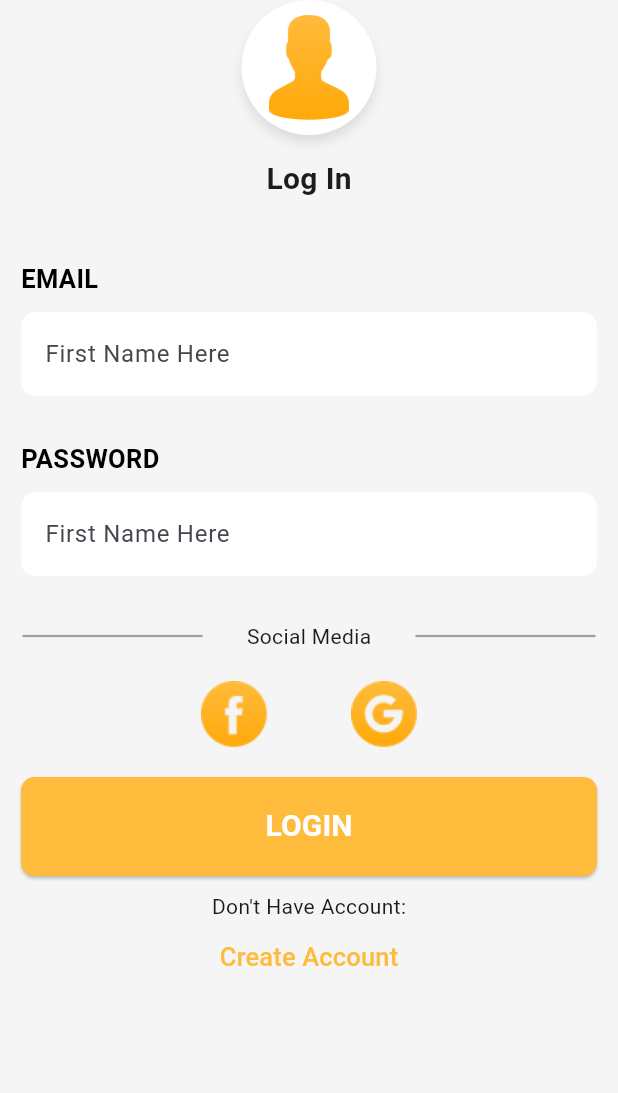
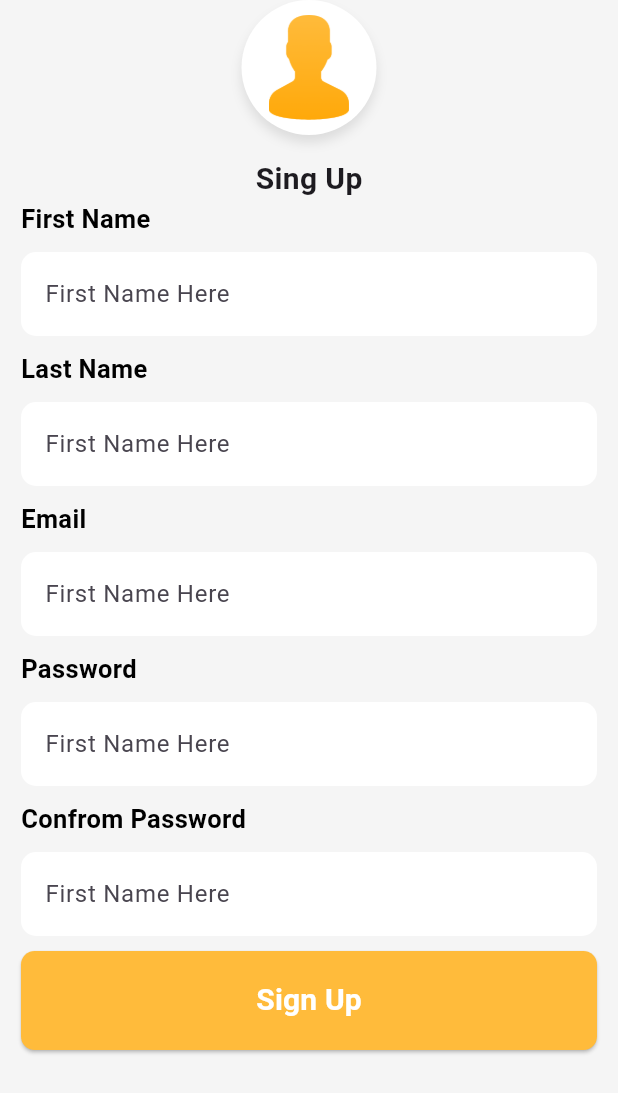
Before and after one commit to Mohammed-ElSherif/Movie-App, a Flutter app: the screen it shows after launch, after a tap on "Create Account", on a phone screen of 412 x 824 dp. Shown: the top 1093 px of the screen. Run offline on Flutter 3.47's test engine with Material 3 defaults, Android fonts, the phone set to English and light mode, and no system bars.

Commit message:
Create Sing Up Screen (done)

```diff
--- a/lib/features/auth/screens/login_screen.dart
+++ b/lib/features/auth/screens/login_screen.dart
@@ -1,5 +1,11 @@
 import 'package:flutter/material.dart';
 import 'package:movieapp/core/color.dart';
+import 'package:movieapp/features/auth/screens/signup_secreen.dart';
+
+import 'widgets/custom_button.dart';
+import 'widgets/custom_input_user.dart';
+import 'widgets/custom_social_media_buttons.dart';
+import 'widgets/custom_user_auth.dart';
 
 class LoginScreen extends StatelessWidget {
   const LoginScreen({super.key});
@@ -13,13 +19,14 @@ class LoginScreen extends StatelessWidget {
           height: double.infinity,
           child: Padding(
             padding: const EdgeInsets.symmetric(horizontal: 14),
+            child: SingleChildScrollView(
               child: Column(
                 children: [
-                CustomUserAuth(),
-                SizedBox(
+                  const CustomUserAuth(textName: "Log In",),
+                  const SizedBox(
                     height: 40,
                   ),
-                Form(
+                  const Form(
                       child: Column(
                     children: [
                       CustomInputUser(
@@ -33,22 +40,28 @@ class LoginScreen extends StatelessWidget {
                       ),
                     ],
                   )),
-                SizedBox(
+                  const SizedBox(
                     height: 30,
                   ),
-                CustomSocialMediaButtons(),
-                SizedBox(
+                  const CustomSocialMediaButtons(),
+                  const SizedBox(
                     height: 20,
                   ),
-                CustomButton(
+                  const CustomButton(
                     inputName: "LOGIN",
                   ),
-                SizedBox(
+                  const SizedBox(
                     height: 10,
                   ),
-                Text("Don't Have Account:"),
+                  const Text("Don't Have Account:"),
                   TextButton(
-                  onPressed: () {},
+                    onPressed: () {
+                      Navigator.of(context).push(
+                        MaterialPageRoute(
+                          builder: (context) => const SignupSecreen(),
+                        ),
+                      );
+                    },
                     child: Text(
                       "Create Account",
                       style: TextStyle(color: MColor.mainColor, fontSize: 17),
@@ -59,157 +72,7 @@ class LoginScreen extends StatelessWidget {
             ),
           ),
         ),
-    );
-  }
-}
-
-class CustomInputUser extends StatelessWidget {
-  const CustomInputUser({
-    super.key,
-    required this.inputName,
-  });
-  final String inputName;
-  @override
-  Widget build(BuildContext context) {
-    return SizedBox(
-      height: 90,
-      width: double.infinity,
-      child: Column(
-        mainAxisAlignment: MainAxisAlignment.spaceBetween,
-        crossAxisAlignment: CrossAxisAlignment.start,
-        children: [
-          Text(
-            inputName,
-            style: TextStyle(
-              color: Colors.black,
-              fontSize: 17,
-              fontWeight: FontWeight.bold,
-            ),
-          ),
-          TextFormField(
-            decoration: InputDecoration(
-              hintText: "First Name Here",
-              fillColor: Colors.white,
-              filled: true,
-              border: OutlineInputBorder(
-                  borderSide: BorderSide.none,
-                  borderRadius: BorderRadius.circular(10)),
-            ),
-          ),
-        ],
       ),
     );
   }
 }
-
-class CustomUserAuth extends StatelessWidget {
-  const CustomUserAuth({
-    super.key,
-  });
-  @override
-  Widget build(BuildContext context) {
-    return Column(
-      children: [
-        Container(
-          decoration: BoxDecoration(
-              borderRadius: BorderRadius.circular(100),
-              boxShadow: [
-                BoxShadow(
-                    color: Colors.black26.withOpacity(0.1),
-                    blurRadius: 6,
-                    offset: Offset(0, 5)),
-              ]),
-          child: CircleAvatar(
-              backgroundColor: Colors.white,
-              radius: 45,
-              child: Image.asset(
-                "assets/profile/user-2.png",
-                height: 70,
-                width: 60,
-              )),
-        ),
-        const SizedBox(
-          height: 15,
-        ),
-        const Text("Log In",style: TextStyle(fontSize: 20,fontWeight: FontWeight.bold),),
-      ],
-    );
-  }
-}
-
-class CustomButton extends StatelessWidget {
-  const CustomButton({super.key, required this.inputName});
-  final String inputName;
-  @override
-  Widget build(BuildContext context) {
-    return Container(
-      height: 66,
-      width: 384,
-      child: ElevatedButton(
-        style: ElevatedButton.styleFrom(
-          backgroundColor: MColor.mainColor,
-          shape: RoundedRectangleBorder(borderRadius: BorderRadius.circular(9)),
-        ),
-        onPressed: () {},
-        child: Text(
-          inputName,
-          style: TextStyle(
-              color: Colors.white, fontSize: 20, fontWeight: FontWeight.bold),
-        ),
-      ),
-    );
-  }
-}
-
-//
-
-class CustomSocialMediaButtons extends StatelessWidget {
-  const CustomSocialMediaButtons({super.key});
-
-  @override
-  Widget build(BuildContext context) {
-    return Column(
-      children: [
-        Row(
-          mainAxisAlignment: MainAxisAlignment.spaceBetween,
-          children: [
-            SizedBox(
-              height: 10.0,
-              child: Center(
-                child: Container(
-                  height: 1.5,
-                  margin: EdgeInsetsDirectional.only(start: 1.0, end: 1.0),
-                  color: Colors.grey,
-                  width: 120,
-                ),
-              ),
-            ),
-            Text("Social Media"),
-            SizedBox(
-              height: 10.0,
-              child: Center(
-                child: Container(
-                  height: 1.5,
-                  margin: EdgeInsetsDirectional.only(start: 1.0, end: 1.0),
-                  color: Colors.grey,
-                  width: 120,
-                ),
-              ),
-            ),
-          ],
-        ),
-        SizedBox(height: 20,),
-        Padding(
-          padding: const EdgeInsets.symmetric(horizontal: 120),
-          child: Row(
-             mainAxisAlignment: MainAxisAlignment.spaceBetween,
-            children: [
-             Image.asset("assets/logo/Facebook.png",),
-              Image.asset("assets/logo/Google.png"),
-            ],
-          ),
-        ),
-      ],
-    );
-  }
-}
--- /dev/null
+++ b/lib/features/auth/screens/signup_secreen.dart
@@ -0,0 +1,67 @@
+import 'package:flutter/material.dart';
+import 'package:movieapp/features/auth/screens/widgets/custom_button.dart';
+import 'package:movieapp/features/auth/screens/widgets/custom_user_auth.dart';
+
+import 'widgets/custom_input_user.dart';
+
+class SignupSecreen extends StatelessWidget {
+  const SignupSecreen({super.key});
+
+  @override
+  Widget build(BuildContext context) {
+    return const Scaffold(
+
+      body: SafeArea(
+        child: SizedBox(
+          width: double.infinity,
+          height: double.infinity,
+          child: Padding(
+            padding: EdgeInsets.symmetric(horizontal: 14),
+            child: SingleChildScrollView(
+              child: Column(children: [
+                CustomUserAuth(
+                  textName: "Sing Up",
+                ),
+                Form(
+                  child: Column(children: [
+                    CustomInputUser(
+                      inputName: "First Name",
+                    ),
+                    SizedBox(
+                      height: 10,
+                    ),
+                     CustomInputUser(
+                      inputName: "Last Name",
+                    ),
+                    SizedBox(
+                      height: 10,
+                    ),
+                     CustomInputUser(
+                      inputName: "Email",
+                    ),
+                    SizedBox(
+                      height: 10,
+                    ),
+                     CustomInputUser(
+                      inputName: "Password",
+                    ),
+                    SizedBox(
+                      height: 10,
+                    ),
+                     CustomInputUser(
+                      inputName: "Confrom Password",
+                    ),
+                    SizedBox(
+                      height: 10,
+                    ),
+                    CustomButton(inputName: "Sign Up")
+                  ]),
+                ),
+              ]),
+            ),
+          ),
+        ),
+      ),
+    );
+  }
+}
--- /dev/null
+++ b/lib/features/auth/screens/widgets/custom_button.dart
@@ -0,0 +1,26 @@
+import 'package:flutter/material.dart';
+import 'package:movieapp/core/color.dart';
+
+class CustomButton extends StatelessWidget {
+  const CustomButton({super.key, required this.inputName});
+  final String inputName;
+  @override
+  Widget build(BuildContext context) {
+    return Container(
+      height: 66,
+      width: 384,
+      child: ElevatedButton(
+        style: ElevatedButton.styleFrom(
+          backgroundColor: MColor.mainColor,
+          shape: RoundedRectangleBorder(borderRadius: BorderRadius.circular(9)),
+        ),
+        onPressed: () {},
+        child: Text(
+          inputName,
+          style: const TextStyle(
+              color: Colors.white, fontSize: 20, fontWeight: FontWeight.bold),
+        ),
+      ),
+    );
+  }
+}
--- /dev/null
+++ b/lib/features/auth/screens/widgets/custom_input_user.dart
@@ -0,0 +1,40 @@
+import 'package:flutter/material.dart';
+
+class CustomInputUser extends StatelessWidget {
+  const CustomInputUser({
+    super.key,
+    required this.inputName,
+  });
+  final String inputName;
+  @override
+  Widget build(BuildContext context) {
+    return SizedBox(
+      height: 90,
+      width: double.infinity,
+      child: Column(
+        mainAxisAlignment: MainAxisAlignment.spaceBetween,
+        crossAxisAlignment: CrossAxisAlignment.start,
+        children: [
+          Text(
+            inputName,
+            style: const TextStyle(
+              color: Colors.black,
+              fontSize: 17,
+              fontWeight: FontWeight.bold,
+            ),
+          ),
+          TextFormField(
+            decoration: InputDecoration(
+              hintText: "First Name Here",
+              fillColor: Colors.white,
+              filled: true,
+              border: OutlineInputBorder(
+                  borderSide: BorderSide.none,
+                  borderRadius: BorderRadius.circular(10)),
+            ),
+          ),
+        ],
+      ),
+    );
+  }
+}
--- /dev/null
+++ b/lib/features/auth/screens/widgets/custom_social_media_buttons.dart
@@ -0,0 +1,56 @@
+import 'package:flutter/material.dart';
+
+class CustomSocialMediaButtons extends StatelessWidget {
+  const CustomSocialMediaButtons({super.key});
+
+  @override
+  Widget build(BuildContext context) {
+    return Column(
+      children: [
+        Row(
+          mainAxisAlignment: MainAxisAlignment.spaceBetween,
+          children: [
+            SizedBox(
+              height: 10.0,
+              child: Center(
+                child: Container(
+                  height: 1.5,
+                  margin: const EdgeInsetsDirectional.only(start: 1.0, end: 1.0),
+                  color: Colors.grey,
+                  width: 120,
+                ),
+              ),
+            ),
+            const Text("Social Media"),
+            SizedBox(
+              height: 10.0,
+              child: Center(
+                child: Container(
+                  height: 1.5,
+                  margin: const EdgeInsetsDirectional.only(start: 1.0, end: 1.0),
+                  color: Colors.grey,
+                  width: 120,
+                ),
+              ),
+            ),
+          ],
+        ),
+        const SizedBox(
+          height: 20,
+        ),
+        Padding(
+          padding: const EdgeInsets.symmetric(horizontal: 120),
+          child: Row(
+            mainAxisAlignment: MainAxisAlignment.spaceBetween,
+            children: [
+              Image.asset(
+                "assets/logo/Facebook.png",
+              ),
+              Image.asset("assets/logo/Google.png"),
+            ],
+          ),
+        ),
+      ],
+    );
+  }
+}
--- /dev/null
+++ b/lib/features/auth/screens/widgets/custom_user_auth.dart
@@ -0,0 +1,40 @@
+import 'package:flutter/material.dart';
+
+class CustomUserAuth extends StatelessWidget {
+  const CustomUserAuth({
+    super.key, required this.textName,
+  });
+  final String textName;
+  @override
+  Widget build(BuildContext context) {
+    return Column(
+      children: [
+        Container(
+          decoration: BoxDecoration(
+              borderRadius: BorderRadius.circular(100),
+              boxShadow: [
+                BoxShadow(
+                    color: Colors.black26.withOpacity(0.1),
+                    blurRadius: 6,
+                    offset: const Offset(0, 5)),
+              ]),
+          child: CircleAvatar(
+              backgroundColor: Colors.white,
+              radius: 45,
+              child: Image.asset(
+                "assets/profile/user-2.png",
+                height: 70,
+                width: 60,
+              )),
+        ),
+        const SizedBox(
+          height: 15,
+        ),
+         Text(
+          textName,
+          style: TextStyle(fontSize: 20, fontWeight: FontWeight.bold),
+        ),
+      ],
+    );
+  }
+}
```
Lines whose indentation alone changed are shown as unchanged.
